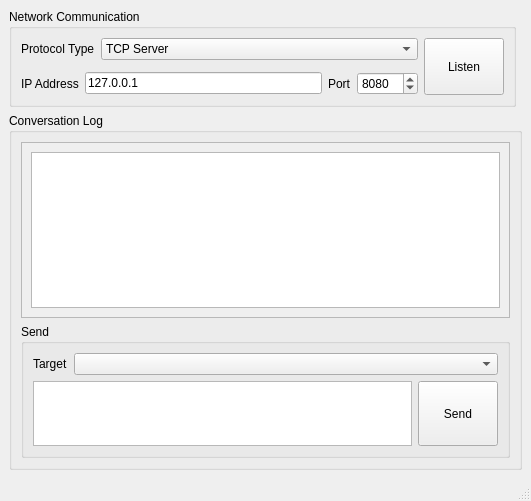
Old version of the form mainwindow.ui in the repository junliangdg/QSocketTest.
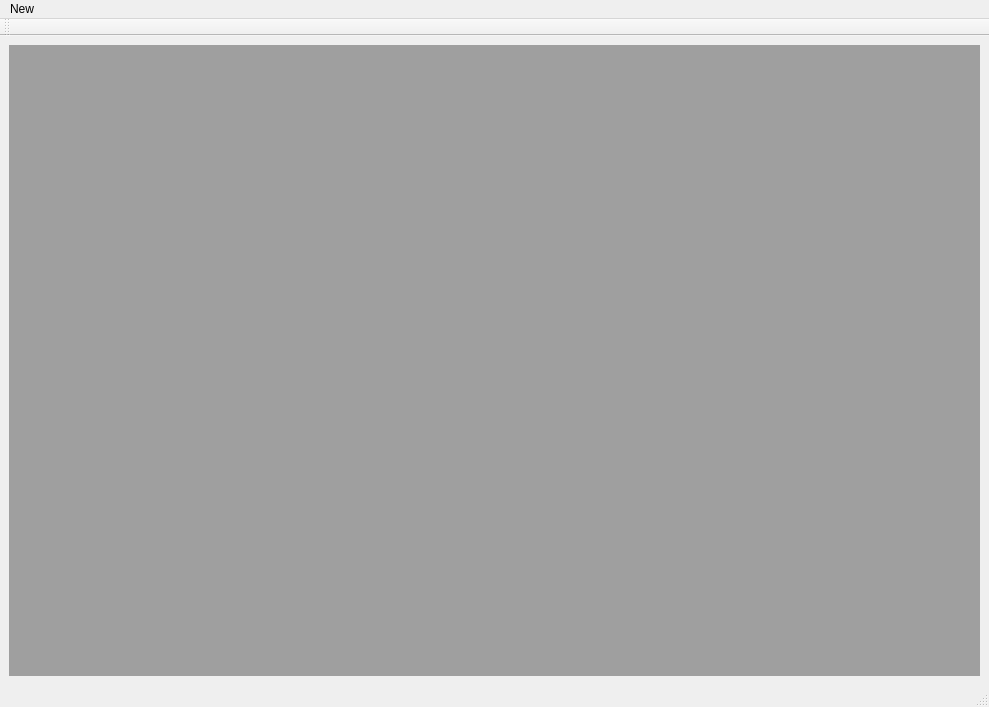
New version of the form.

Commit message: Update CMakeLists.txt, QNetworkTest_zh_CN.ts, and 7 more files...

Patch:
```diff
--- a/mainwindow.ui
+++ b/mainwindow.ui
@@ -6,8 +6,8 @@
    <rect>
     <x>0</x>
     <y>0</y>
-    <width>531</width>
-    <height>501</height>
+    <width>989</width>
+    <height>707</height>
    </rect>
   </property>
   <property name="windowTitle">
@@ -16,207 +16,7 @@
   <widget class="QWidget" name="centralwidget">
    <layout class="QGridLayout" name="gridLayout">
     <item row="0" column="0">
-     <widget class="QGroupBox" name="groupBox">
-      <property name="title">
-       <string>Network Communication</string>
-      </property>
-      <layout class="QGridLayout" name="gridLayout_2">
-       <item row="1" column="0">
-        <layout class="QHBoxLayout" name="horizontalLayout">
-         <item>
-          <widget class="QLabel" name="label">
-           <property name="text">
-            <string>Protocol Type</string>
-           </property>
-          </widget>
-         </item>
-         <item>
-          <widget class="QComboBox" name="comboBox_protocolType">
-           <property name="sizePolicy">
-            <sizepolicy hsizetype="Expanding" vsizetype="Fixed">
-             <horstretch>0</horstretch>
-             <verstretch>0</verstretch>
-            </sizepolicy>
-           </property>
-           <item>
-            <property name="text">
-             <string>TCP Server</string>
-            </property>
-           </item>
-           <item>
-            <property name="text">
-             <string>TCP Client</string>
-            </property>
-           </item>
-           <item>
-            <property name="text">
-             <string>UDP</string>
-            </property>
-           </item>
-          </widget>
-         </item>
-        </layout>
-       </item>
-       <item row="3" column="0">
-        <layout class="QHBoxLayout" name="horizontalLayout_2">
-         <item>
-          <widget class="QLabel" name="label_2">
-           <property name="text">
-            <string>IP Address</string>
-           </property>
-          </widget>
-         </item>
-         <item>
-          <widget class="QLineEdit" name="lineEdit_ipAddress">
-           <property name="text">
-            <string>127.0.0.1</string>
-           </property>
-          </widget>
-         </item>
-         <item>
-          <widget class="QLabel" name="label_3">
-           <property name="text">
-            <string>Port</string>
-           </property>
-          </widget>
-         </item>
-         <item>
-          <widget class="QSpinBox" name="spinBox_port">
-           <property name="maximum">
-            <number>65536</number>
-           </property>
-           <property name="value">
-            <number>8080</number>
-           </property>
-          </widget>
-         </item>
-        </layout>
-       </item>
-       <item row="1" column="2" rowspan="3">
-        <widget class="QPushButton" name="pushButton_connect">
-         <property name="sizePolicy">
-          <sizepolicy hsizetype="Minimum" vsizetype="Preferred">
-           <horstretch>0</horstretch>
-           <verstretch>0</verstretch>
-          </sizepolicy>
-         </property>
-         <property name="text">
-          <string>Listen</string>
-         </property>
-        </widget>
-       </item>
-      </layout>
-     </widget>
-    </item>
-    <item row="1" column="0" colspan="2">
-     <widget class="QGroupBox" name="groupBox_2">
-      <property name="sizePolicy">
-       <sizepolicy hsizetype="Expanding" vsizetype="Expanding">
-        <horstretch>0</horstretch>
-        <verstretch>0</verstretch>
-       </sizepolicy>
-      </property>
-      <property name="title">
-       <string>Conversation Log</string>
-      </property>
-      <layout class="QVBoxLayout" name="verticalLayout">
-       <item>
-        <widget class="QScrollArea" name="scrollArea">
-         <property name="widgetResizable">
-          <bool>true</bool>
-         </property>
-         <widget class="QWidget" name="scrollAreaWidgetContents">
-          <property name="geometry">
-           <rect>
-            <x>0</x>
-            <y>0</y>
-            <width>466</width>
-            <height>97</height>
-           </rect>
-          </property>
-          <layout class="QGridLayout" name="gridLayout_4">
-           <item row="0" column="0">
-            <widget class="QTextEdit" name="textEdit_log">
-             <property name="readOnly">
-              <bool>true</bool>
-             </property>
-            </widget>
-           </item>
-          </layout>
-         </widget>
-        </widget>
-       </item>
-       <item>
-        <widget class="QGroupBox" name="groupBox_3">
-         <property name="title">
-          <string>Send</string>
-         </property>
-         <layout class="QGridLayout" name="gridLayout_3">
-          <item row="0" column="0">
-           <layout class="QHBoxLayout" name="horizontalLayout_3">
-            <item>
-             <widget class="QLabel" name="label_target">
-              <property name="text">
-               <string>Target</string>
-              </property>
-             </widget>
-            </item>
-            <item>
-             <widget class="QComboBox" name="comboBox_target">
-              <property name="sizePolicy">
-               <sizepolicy hsizetype="Expanding" vsizetype="Fixed">
-                <horstretch>0</horstretch>
-                <verstretch>0</verstretch>
-               </sizepolicy>
-              </property>
-             </widget>
-            </item>
-           </layout>
-          </item>
-          <item row="1" column="0">
-           <layout class="QHBoxLayout" name="horizontalLayout_4">
-            <item>
-             <widget class="QTextEdit" name="textEdit_send">
-              <property name="sizePolicy">
-               <sizepolicy hsizetype="Expanding" vsizetype="Fixed">
-                <horstretch>0</horstretch>
-                <verstretch>0</verstretch>
-               </sizepolicy>
-              </property>
-              <property name="minimumSize">
-               <size>
-                <width>0</width>
-                <height>50</height>
-               </size>
-              </property>
-              <property name="maximumSize">
-               <size>
-                <width>16777215</width>
-                <height>100</height>
-               </size>
-              </property>
-             </widget>
-            </item>
-            <item>
-             <widget class="QPushButton" name="pushButton_send">
-              <property name="sizePolicy">
-               <sizepolicy hsizetype="Minimum" vsizetype="Preferred">
-                <horstretch>0</horstretch>
-                <verstretch>0</verstretch>
-               </sizepolicy>
-              </property>
-              <property name="text">
-               <string>Send</string>
-              </property>
-             </widget>
-            </item>
-           </layout>
-          </item>
-         </layout>
-        </widget>
-       </item>
-      </layout>
-     </widget>
+     <widget class="QMdiArea" name="mdiArea"/>
     </item>
    </layout>
   </widget>
@@ -225,12 +25,35 @@
     <rect>
      <x>0</x>
      <y>0</y>
-     <width>531</width>
-     <height>25</height>
+     <width>989</width>
+     <height>26</height>
     </rect>
    </property>
+   <widget class="QMenu" name="menuNew">
+    <property name="title">
+     <string>New</string>
+    </property>
+    <addaction name="actionTcpServer"/>
+   </widget>
+   <addaction name="menuNew"/>
   </widget>
   <widget class="QStatusBar" name="statusBar"/>
+  <widget class="QToolBar" name="toolBar">
+   <property name="windowTitle">
+    <string>toolBar</string>
+   </property>
+   <attribute name="toolBarArea">
+    <enum>TopToolBarArea</enum>
+   </attribute>
+   <attribute name="toolBarBreak">
+    <bool>false</bool>
+   </attribute>
+  </widget>
+  <action name="actionTcpServer">
+   <property name="text">
+    <string>TcpServer</string>
+   </property>
+  </action>
  </widget>
  <resources/>
  <connections/>
```
The commit also changes 7 other files.
